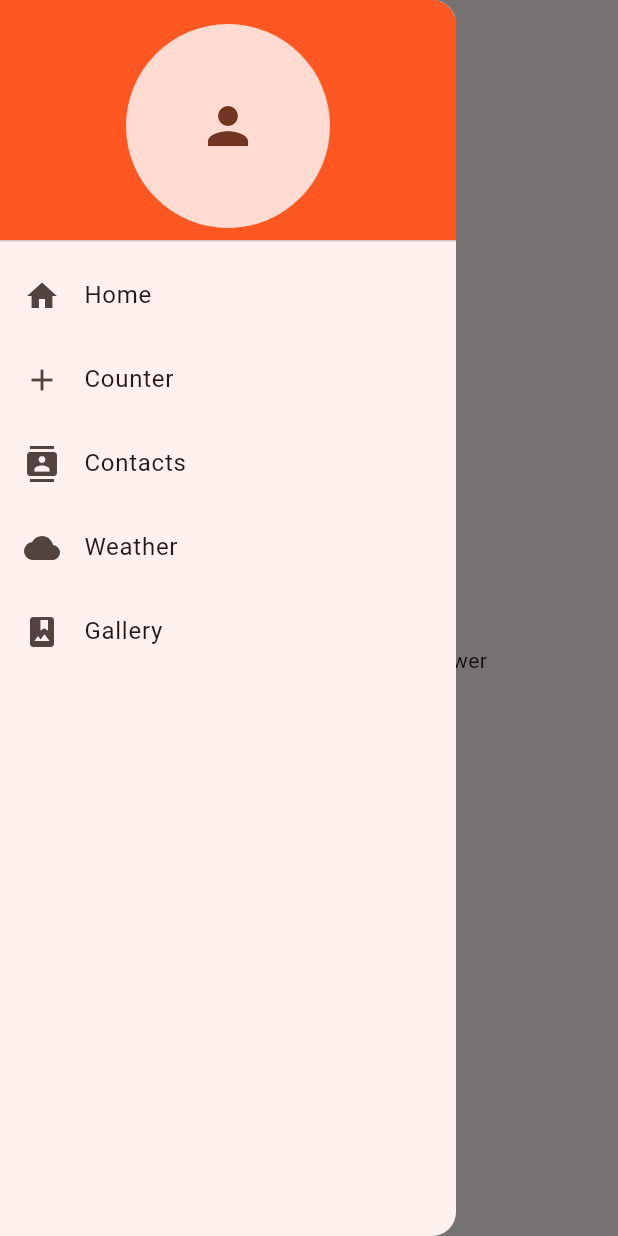
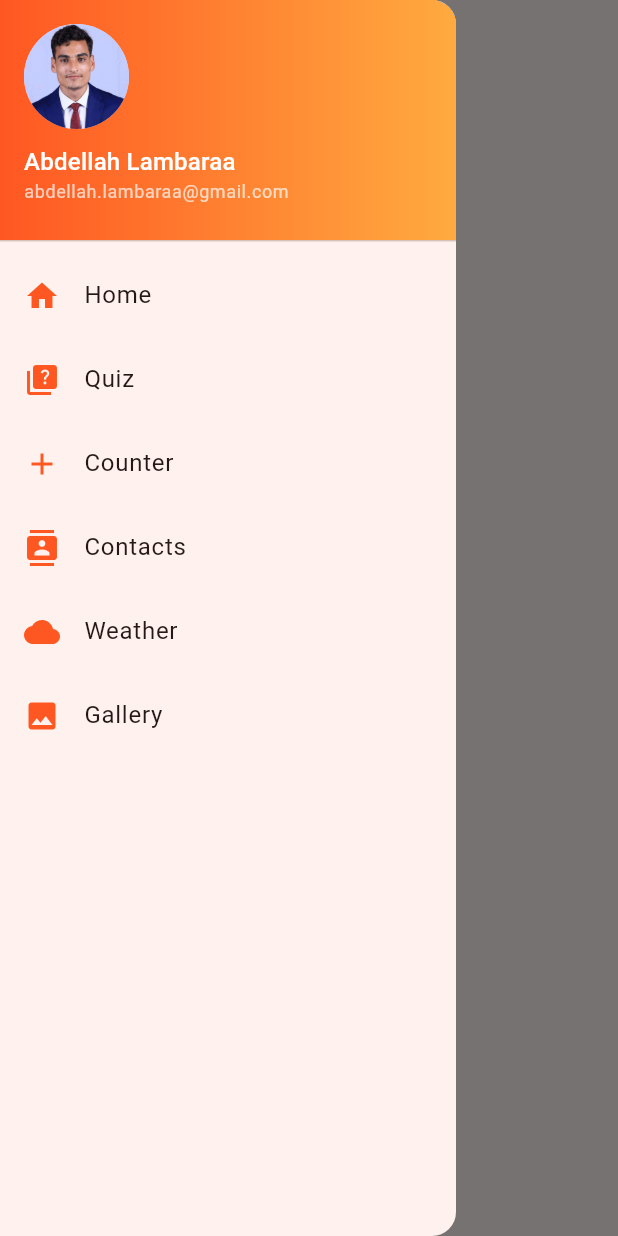
Before and after one commit to LAMBARAA-Abdellah/Flutter_drawer_app, a Flutter app: the screen it shows after launch, with the side drawer open, on a phone screen of 412 x 824 dp. Run offline on Flutter 3.47's test engine with Material 3 defaults, Android fonts, the phone set to English and light mode, and no system bars; our stand-ins replace flutter_dotenv.

Commit message:
feat: finalize all app modules with drawer navigation and profile integration

```diff
--- a/lib/pages/home_page.dart
+++ b/lib/pages/home_page.dart
@@ -1,4 +1,5 @@
 import 'package:flutter/material.dart';
+import '../widgets/mydrawer.widget.dart';
 
 class HomePage extends StatelessWidget {
   const HomePage({super.key});
@@ -6,46 +7,9 @@ class HomePage extends StatelessWidget {
   @override
   Widget build(BuildContext context) {
     return Scaffold(
-      appBar: AppBar(title: const Text('Home')),
-      drawer: Drawer(
-        child: ListView(
-          padding: EdgeInsets.zero,
-          children: [
-            const DrawerHeader(
-              decoration: BoxDecoration(color: Colors.deepOrange),
-              child: CircleAvatar(radius: 40, child: Icon(Icons.person, size: 40)),
-            ),
-            ListTile(
-              leading: const Icon(Icons.home),
-              title: const Text('Home'),
-              onTap: () => Navigator.pop(context),
-            ),
-            ListTile(
-              leading: const Icon(Icons.add),
-              title: const Text('Counter'),
-              onTap: () => Navigator.pushNamed(context, '/counter'),
-            ),
-            ListTile(
-              leading: const Icon(Icons.contacts),
-              title: const Text('Contacts'),
-              onTap: () => Navigator.pushNamed(context, '/contacts'),
-            ),
-            ListTile(
-              leading: const Icon(Icons.cloud),
-              title: const Text('Weather'),
-              onTap: () => Navigator.pushNamed(context, '/weather'),
-            ),
-            ListTile(
-              leading: const Icon(Icons.photo_album),
-              title: const Text('Gallery'),
-              onTap: () => Navigator.pushNamed(context, '/gallery'),
-            ),
-          ],
-        ),
-      ),
-      body: const Center(
-        child: Text("Welcome to II-BDCC app with Drawer"),
-      ),
+      appBar: AppBar(title: const Text("II-BDCC")),
+      drawer: const MyDrawerWidget(),
+      body: const Center(child: Text("Welcome to the Drawer App")),
     );
   }
 }
--- /dev/null
+++ b/lib/widgets/drawer.header.widget.dart
@@ -0,0 +1,40 @@
+import 'package:flutter/material.dart';
+
+class DrawerHeaderWidget extends StatelessWidget {
+  const DrawerHeaderWidget({super.key});
+
+  @override
+  Widget build(BuildContext context) {
+    return DrawerHeader(
+      decoration: const BoxDecoration(
+        gradient: LinearGradient(
+          colors: [Colors.deepOrange, Colors.orangeAccent],
+        ),
+      ),
+      child: Column(
+        crossAxisAlignment: CrossAxisAlignment.start,
+        children: [
+          const CircleAvatar(
+            radius: 35,
+            backgroundImage: AssetImage('images/profile.jpeg')
+          ),
+          const SizedBox(height: 10),
+          Text(
+            "Abdellah Lambaraa",
+            style: Theme.of(context)
+                .textTheme
+                .titleMedium
+                ?.copyWith(color: Colors.white),
+          ),
+          Text(
+            "abdellah.lambaraa@gmail.com",
+            style: Theme.of(context)
+                .textTheme
+                .bodySmall
+                ?.copyWith(color: Colors.white70),
+          ),
+        ],
+      ),
+    );
+  }
+}
--- /dev/null
+++ b/lib/widgets/drawer.item.widget.dart
@@ -0,0 +1,23 @@
+import 'package:flutter/material.dart';
+
+class DrawerItemWidget extends StatelessWidget {
+  final IconData icon;
+  final String title;
+  final VoidCallback onTap;
+
+  const DrawerItemWidget({
+    super.key,
+    required this.icon,
+    required this.title,
+    required this.onTap,
+  });
+
+  @override
+  Widget build(BuildContext context) {
+    return ListTile(
+      leading: Icon(icon, color: Colors.deepOrange),
+      title: Text(title),
+      onTap: onTap,
+    );
+  }
+}
--- /dev/null
+++ b/lib/widgets/mydrawer.widget.dart
@@ -0,0 +1,49 @@
+import 'package:flutter/material.dart';
+import 'drawer.header.widget.dart';
+import 'drawer.item.widget.dart';
+
+class MyDrawerWidget extends StatelessWidget {
+  const MyDrawerWidget({super.key});
+
+  @override
+  Widget build(BuildContext context) {
+    return Drawer(
+      child: ListView(
+        padding: EdgeInsets.zero,
+        children: [
+          const DrawerHeaderWidget(),
+          DrawerItemWidget(
+            icon: Icons.home,
+            title: "Home",
+            onTap: () => Navigator.pop(context),
+          ),
+          DrawerItemWidget(
+            icon: Icons.quiz,
+            title: "Quiz",
+            onTap: () => Navigator.pushNamed(context, '/quiz'),
+          ),
+          DrawerItemWidget(
+            icon: Icons.add,
+            title: "Counter",
+            onTap: () => Navigator.pushNamed(context, '/counter'),
+          ),
+          DrawerItemWidget(
+            icon: Icons.contacts,
+            title: "Contacts",
+            onTap: () => Navigator.pushNamed(context, '/contacts'),
+          ),
+          DrawerItemWidget(
+            icon: Icons.cloud,
+            title: "Weather",
+            onTap: () => Navigator.pushNamed(context, '/weather'),
+          ),
+          DrawerItemWidget(
+            icon: Icons.photo,
+            title: "Gallery",
+            onTap: () => Navigator.pushNamed(context, '/gallery'),
+          ),
+        ],
+      ),
+    );
+  }
+}
--- a/pubspec.yaml
+++ b/pubspec.yaml
@@ -62,6 +62,7 @@ flutter:
 
   assets:
     - .env
+    - images/profile.jpeg
 
   # To add assets to your application, add an assets section, like this:
   # assets:
```
Also changed, not shown: captures/final_design.jpg (added), images/profile.jpeg (added), 1 other file.
